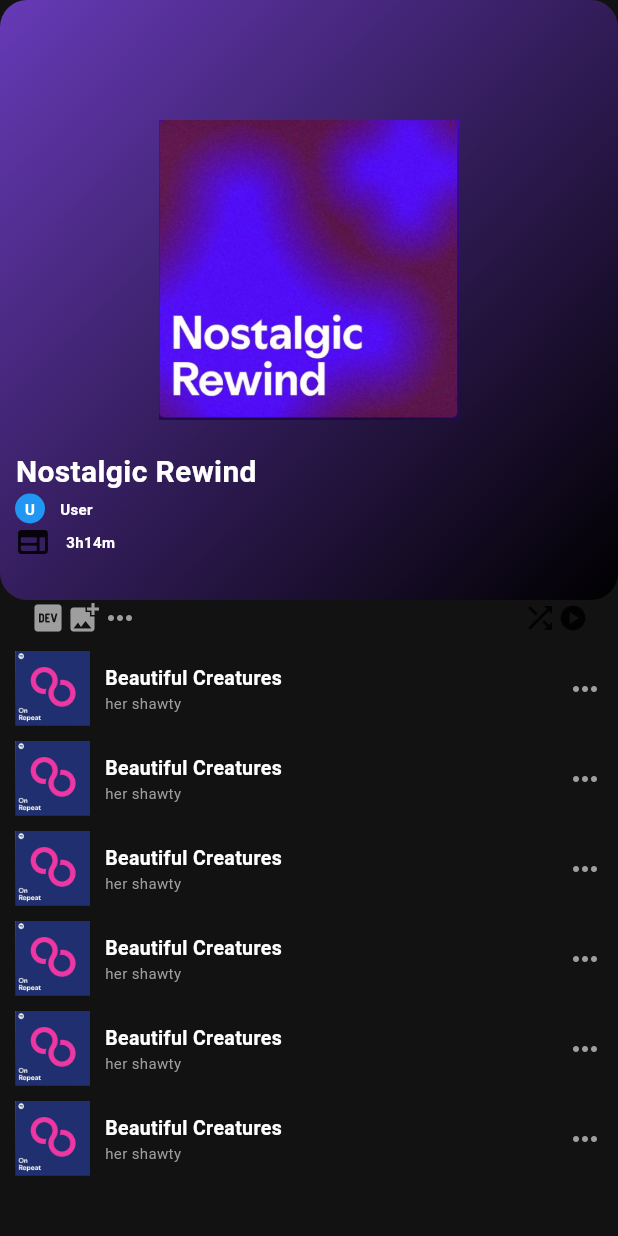
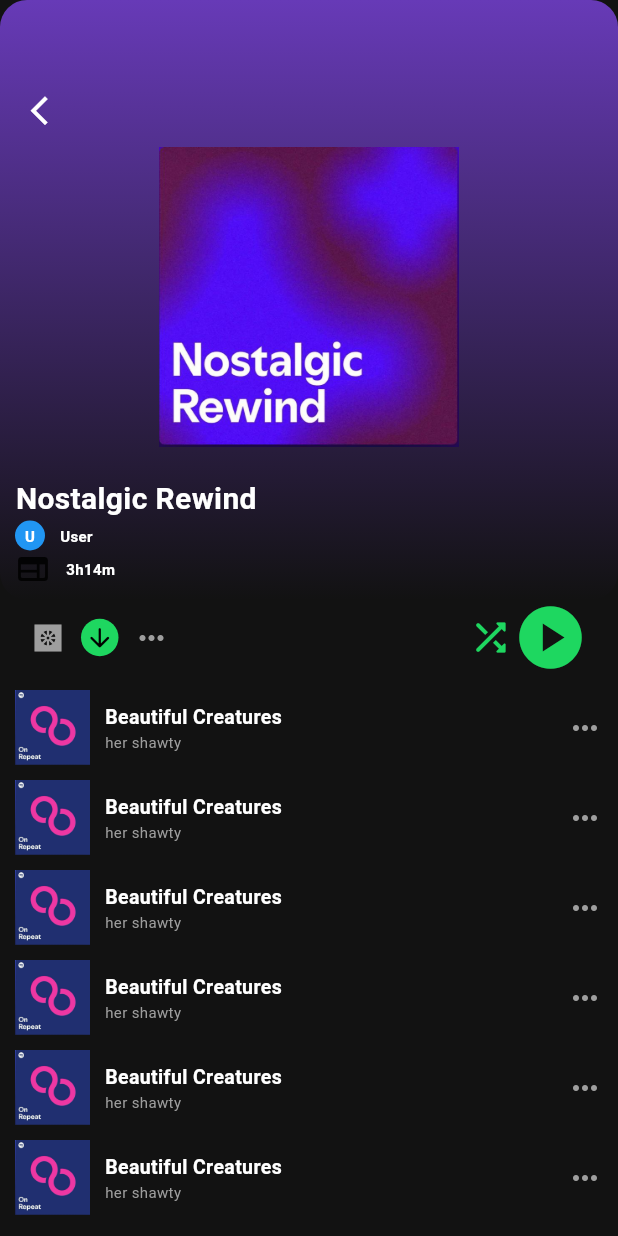
Before and after one commit to dbeum/flytimeSpotify, a Flutter app: the Nostolgia screen opened directly, on a phone screen of 412 x 824 dp. Run offline on Flutter 3.47's test engine with Material 3 defaults, Android fonts, the phone set to English and light mode, and no system bars; our stand-ins replace carousel_slider, flutter_bounceable.

Commit message:
album page design

```diff
--- a/lib/main.dart
+++ b/lib/main.dart
@@ -59,7 +59,7 @@ class MainApp extends StatelessWidget {
         ),
       ),
       themeMode: ThemeMode.system,
-      home: Nostolgia(),
+      home: h1(),
       debugShowCheckedModeBanner: false,
     );
   }
--- a/lib/playlist/nostolgia.dart
+++ b/lib/playlist/nostolgia.dart
@@ -15,22 +15,33 @@ class _NostolgiaState extends State<Nostolgia> {
         child: Column(
           children: [
             Container(
-              // margin: EdgeInsets.all(20),
               height: 400,
 
-              //idth: 400,
               decoration: BoxDecoration(
                 borderRadius: BorderRadius.all(Radius.circular(18)),
                 gradient: LinearGradient(
-                  colors: [Colors.deepPurple, Colors.black], // Gradient colors
-                  begin: Alignment.topLeft, // Start point
-                  end: Alignment.bottomRight, // End point
+                  colors: [
+                    Colors.deepPurple,
+                    Color.fromARGB(255, 18, 18, 18),
+                  ], // Gradient colors
+                  begin: Alignment.topCenter, // Start point
+                  end: Alignment.bottomCenter, // End point
                 ),
               ),
               child: Column(
                 crossAxisAlignment: CrossAxisAlignment.start,
                 children: [
-                  SizedBox(height: 80),
+                  SizedBox(height: 50),
+                  TextButton(
+                    onPressed: () {
+                      Navigator.pop(context);
+                    },
+                    child: Icon(
+                      Icons.arrow_back_ios,
+                      color: Colors.white,
+                      size: 23,
+                    ),
+                  ),
                   Center(
                     child: Container(
                       height: 200,
@@ -98,15 +109,38 @@ class _NostolgiaState extends State<Nostolgia> {
                 Row(
                   children: [
                     SizedBox(width: 20),
-                    Icon(Icons.logo_dev, color: Colors.grey),
-                    Icon(Icons.add_photo_alternate, color: Colors.grey),
+                    Icon(Icons.heat_pump_sharp, color: Colors.grey),
+                    SizedBox(width: 10),
+                    Container(
+                      height: 25,
+                      width: 25,
+                      decoration: BoxDecoration(
+                        borderRadius: BorderRadius.all(Radius.circular(360)),
+                        color: Color.fromARGB(255, 30, 215, 96),
+                      ),
+                      child: Icon(
+                        Icons.arrow_downward_rounded,
+                        color: Colors.black,
+                        size: 20,
+                      ),
+                    ),
+                    SizedBox(width: 10),
                     Icon(Icons.more_horiz, color: Colors.grey),
                   ],
                 ),
+
                 Row(
                   children: [
-                    Icon(Icons.shuffle),
-                    Icon(Icons.play_circle, size: 20),
+                    Icon(
+                      Icons.shuffle_rounded,
+                      color: Color.fromARGB(255, 30, 215, 96),
+                      size: 30,
+                    ),
+                    Icon(
+                      Icons.play_circle,
+                      size: 50,
+                      color: Color.fromARGB(255, 30, 215, 96),
+                    ),
                     SizedBox(width: 20),
                   ],
                 ),
```
Also changed, not shown: lib/routing/home.dart (+15 -7 lines), lib/routing/search.dart (+10 -10 lines).
